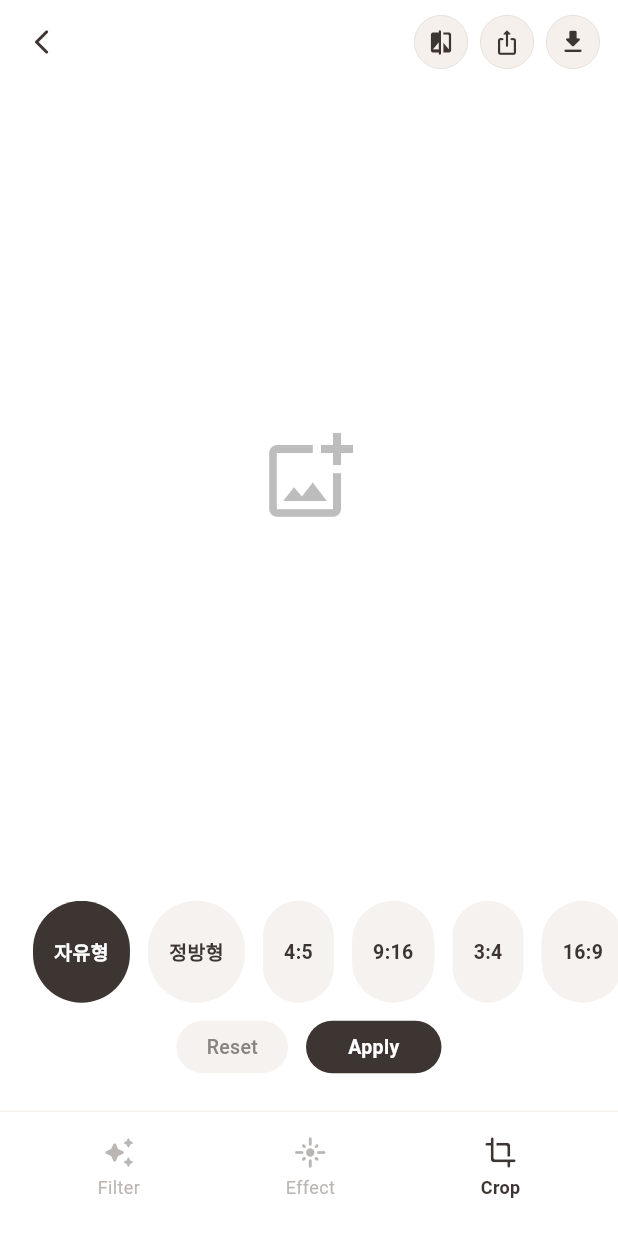
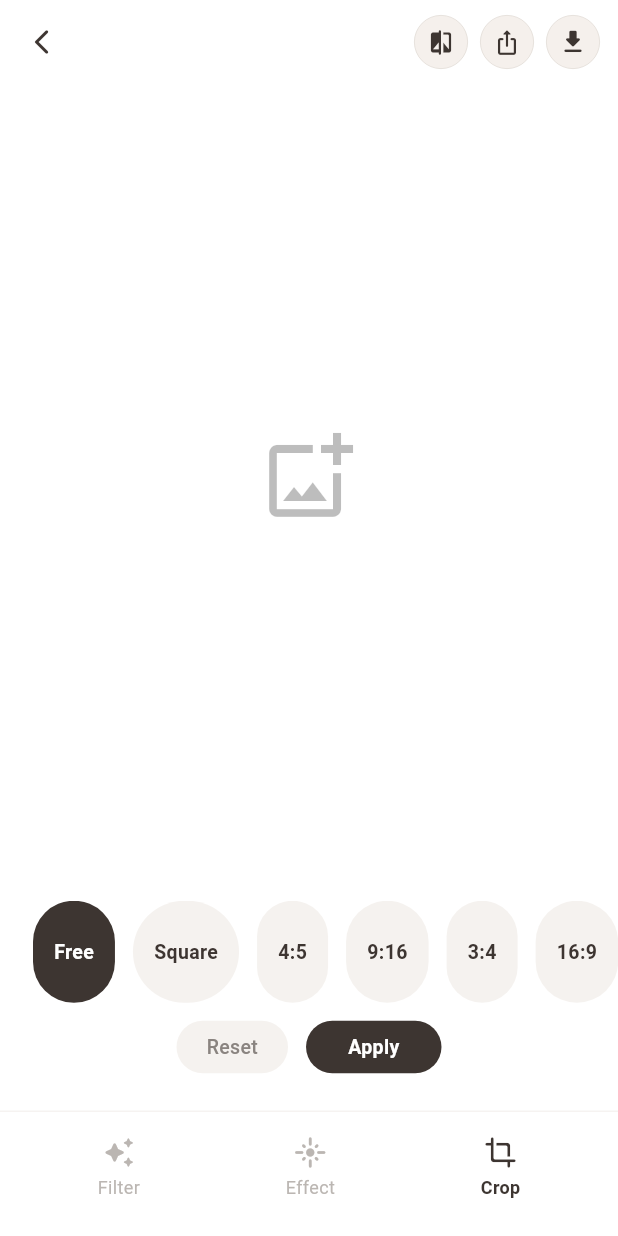
Before and after one commit to moonkj/moodfilm, a Flutter app: the EditorScreen screen opened by its route, item 3 of the bottom bar chosen, on a phone screen of 412 x 824 dp. Run offline on Flutter 3.47's test engine with Material 3 defaults, Android fonts, the phone set to English and light mode, and no system bars; our stand-ins replace flutter_riverpod, go_router, google_fonts, hive_flutter, share_plus, video_player; missing offline and left inert: photo_manager, purchases_flutter; accounts and stored records are empty; Roboto replaces fonts that are missing (Pretendard).

Commit message:
fix: 에디터 효과/자르기 이름 현지화 — 세션 26
- _params에서 label 제거 → _paramLabel(i, l10n)으로 현지화
  (솜결·뽀얀·밝기·대비·채도·글로우)
- _aspectOptions → _aspectRatios + _aspectLabels(l10n)으로 분리
  (자유형·정방형 현지화, 숫자 비율은 그대로)

Co-Authored-By: Claude Sonnet 4.6 <noreply@anthropic.com>

```diff
--- a/lib/features/editor/presentation/editor_screen.dart
+++ b/lib/features/editor/presentation/editor_screen.dart
@@ -64,28 +64,44 @@ class _EditorScreenState extends ConsumerState<EditorScreen> {
   Offset? _cropDragStart;
   Rect? _cropDragStartNorm;
 
-  static const _aspectOptions = [
-    (label: '자유형', ratio: null as double?),
-    (label: '정방형', ratio: 1.0),
-    (label: '4:5', ratio: 4.0 / 5),
-    (label: '9:16', ratio: 9.0 / 16),
-    (label: '3:4', ratio: 3.0 / 4),
-    (label: '16:9', ratio: 16.0 / 9),
-    (label: '4:3', ratio: 4.0 / 3),
+  static const _aspectRatios = [
+    null as double?,
+    1.0,
+    4.0 / 5,
+    9.0 / 16,
+    3.0 / 4,
+    16.0 / 9,
+    4.0 / 3,
+  ];
+
+  List<String> _aspectLabels(AppLocalizations l10n) => [
+    l10n.freeform, l10n.square, '4:5', '9:16', '3:4', '16:9', '4:3',
   ];
 
   // 효과 탭 선택된 파라미터 인덱스
   int _activeParamIndex = 0;
 
-  // 효과 파라미터 목록
+  // 효과 파라미터 목록 (label 제거 → _paramLabel로 현지화)
   static const _params = [
-    (label: '솜결',  icon: Icons.face_retouching_natural_rounded,  min: 0.0,  max: 1.0),
-    (label: '뽀얀',  icon: Icons.blur_circular_rounded,            min: 0.0,  max: 1.0),
-    (label: '밝기',  icon: Icons.wb_sunny_outlined,               min: -1.0, max: 1.0),
-    (label: '대비',  icon: Icons.contrast,                         min: -1.0, max: 1.0),
-    (label: '채도',  icon: Icons.palette_outlined,                 min: -1.0, max: 1.0),
-    (label: '글로우', icon: Icons.flare_rounded,                    min: 0.0,  max: 1.0),
+    (icon: Icons.face_retouching_natural_rounded, min: 0.0,  max: 1.0),
+    (icon: Icons.blur_circular_rounded,           min: 0.0,  max: 1.0),
+    (icon: Icons.wb_sunny_outlined,               min: -1.0, max: 1.0),
+    (icon: Icons.contrast,                        min: -1.0, max: 1.0),
+    (icon: Icons.palette_outlined,                min: -1.0, max: 1.0),
+    (icon: Icons.flare_rounded,                   min: 0.0,  max: 1.0),
   ];
+
+  String _paramLabel(int i, AppLocalizations l10n) {
+    switch (i) {
+      case 0: return l10n.softness;
+      case 1: return l10n.beauty;
+      case 2: return l10n.brightness;
+      case 3: return l10n.contrast;
+      case 4: return l10n.saturation;
+      case 5: return l10n.glow;
+      default: return '';
+    }
+  }
 
   double _getParamValue(int i) {
     switch (i) {
@@ -402,6 +418,7 @@ class _EditorScreenState extends ConsumerState<EditorScreen> {
   // MARK: - 효과 파라미터 행
 
   Widget _buildEffectRow() {
+    final l10n = AppLocalizations.of(context);
     return SizedBox(
       height: 68,
       child: Row(
@@ -439,7 +456,7 @@ class _EditorScreenState extends ConsumerState<EditorScreen> {
                 ),
                 const SizedBox(height: 4),
                 Text(
-                  param.label,
+                  _paramLabel(i, l10n),
                   style: TextStyle(
                     color: isActive
                         ? const Color(0xFFB06878)
@@ -619,7 +636,7 @@ class _EditorScreenState extends ConsumerState<EditorScreen> {
             final dx = delta.dx / iW;
             final dy = delta.dy / iH;
             final startNorm = _cropDragStartNorm!;
-            final ratio = _aspectOptions[_aspectIndex].ratio;
+            final ratio = _aspectRatios[_aspectIndex];
 
             setState(() {
               if (_draggingCropInterior) {
@@ -682,6 +699,8 @@ class _EditorScreenState extends ConsumerState<EditorScreen> {
   }
 
   Widget _buildCropSection() {
+    final l10n = AppLocalizations.of(context);
+    final aspectLabels = _aspectLabels(l10n);
     return Column(
       mainAxisSize: MainAxisSize.min,
       children: [
@@ -691,19 +710,19 @@ class _EditorScreenState extends ConsumerState<EditorScreen> {
           child: ListView.builder(
             scrollDirection: Axis.horizontal,
             padding: const EdgeInsets.symmetric(horizontal: 16),
-            itemCount: _aspectOptions.length,
+            itemCount: _aspectRatios.length,
             itemBuilder: (context, i) {
-              final opt = _aspectOptions[i];
+              final ratio = _aspectRatios[i];
               final isActive = i == _aspectIndex;
               return GestureDetector(
                 onTap: () {
                   setState(() {
                     _aspectIndex = i;
-                    if (opt.ratio != null) {
+                    if (ratio != null) {
                       final srcSize = _sourceImageSize ?? const Size(1, 1);
                       final imgAspect = srcSize.width / srcSize.height;
                       // normRatio: 정규화 공간에서의 가로/세로 비율
-                      final normRatio = opt.ratio! / imgAspect;
+                      final normRatio = ratio / imgAspect;
                       final cx = (_cropNorm.left + _cropNorm.right) / 2;
                       final cy = (_cropNorm.top + _cropNorm.bottom) / 2;
                       // 이미지를 최대한 채우는 크기 계산
@@ -731,7 +750,7 @@ class _EditorScreenState extends ConsumerState<EditorScreen> {
                     mainAxisAlignment: MainAxisAlignment.center,
                     children: [
                       Text(
-                        opt.label,
+                        aspectLabels[i],
                         style: TextStyle(
                           fontSize: 13,
                           fontWeight: FontWeight.w600,
```
